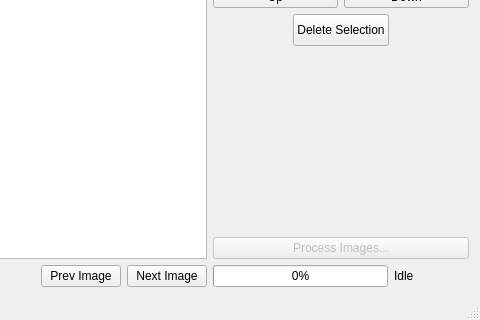
First picture: the form in BookScannerPageFixer/PageFixer/MainWindow.ui, repository mwales/android, before the edit; both pictures show x 443 to 923 and y 268 to 588 of the 923 by 588 pixel window.
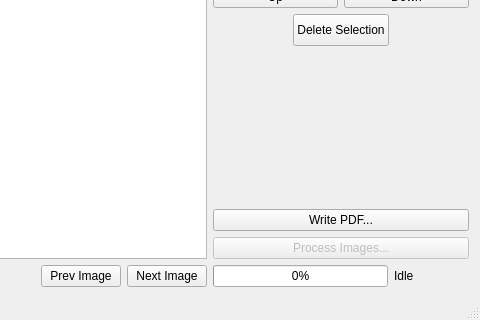
Second picture: the form after the edit. Icons and pictures are not drawn. Custom widgets are drawn as their Qt base class.

```diff
--- a/BookScannerPageFixer/PageFixer/MainWindow.ui
+++ b/BookScannerPageFixer/PageFixer/MainWindow.ui
@@ -243,6 +243,13 @@
         </property>
        </spacer>
       </item>
+      <item>
+       <widget class="QPushButton" name="theWritePdfButton">
+        <property name="text">
+         <string>Write PDF...</string>
+        </property>
+       </widget>
+      </item>
       <item>
        <layout class="QVBoxLayout" name="verticalLayout_5">
         <item>
```
Left out of the diff: 2 changed lines with no effect on the pictures.
